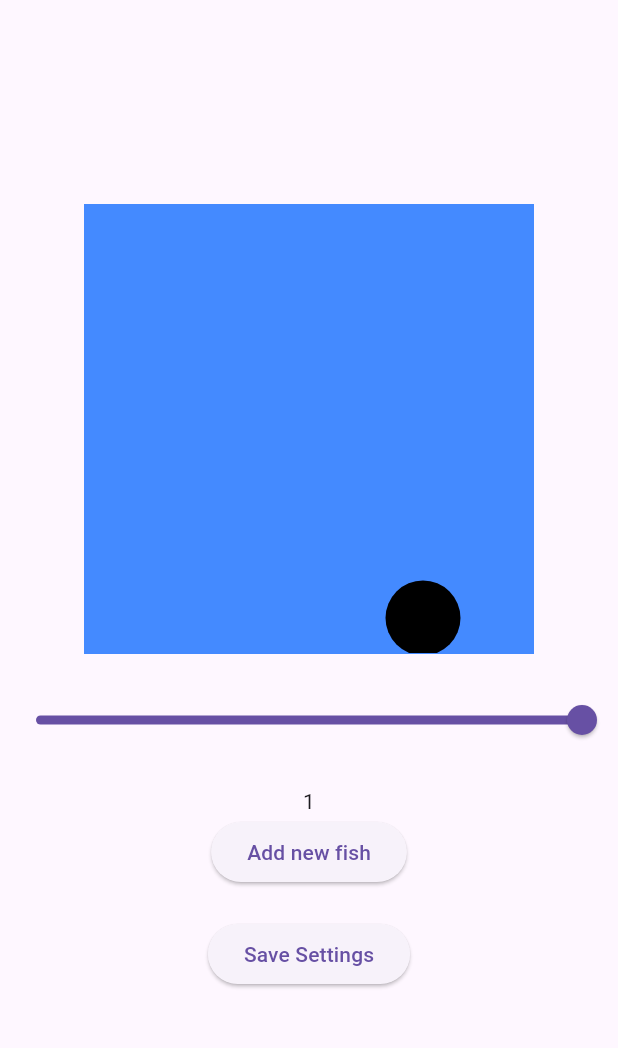
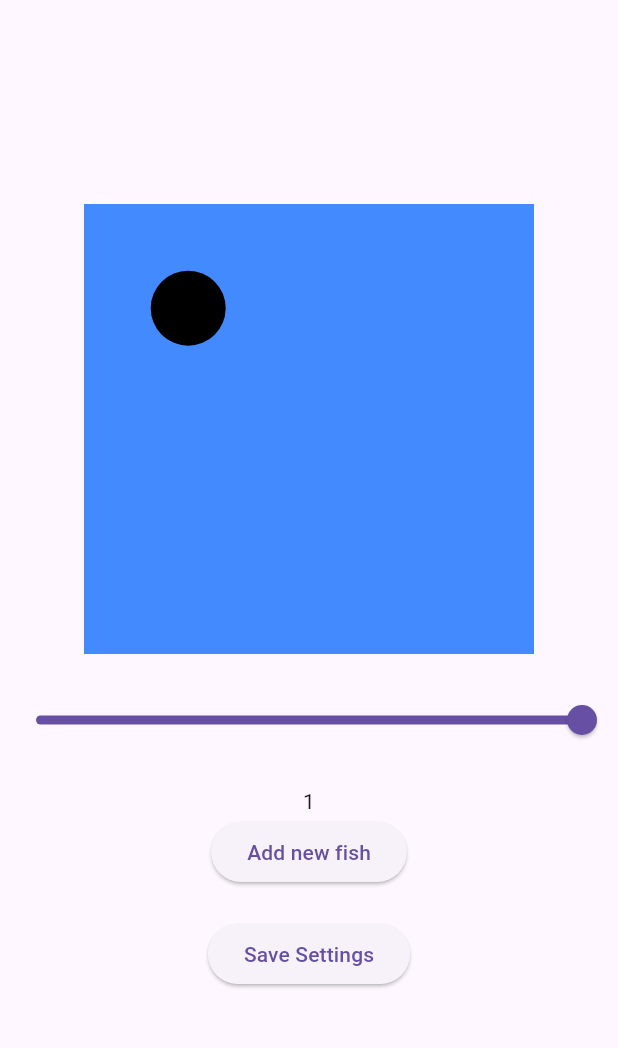
Before and after one commit to iKeiNagai/Mobile-Apps, a Flutter app: the screen it shows after launch, after a tap on "Add new fish", on a phone screen of 412 x 824 dp, the part 63-1111 px from its top. Run offline on Flutter 3.47's test engine with Material 3 defaults, Android fonts, the phone set to English and light mode, and no system bars; missing offline and left inert: window_size.

Commit message:
fish movement in aquarium

```diff
--- a/virtual_aquarium/lib/main.dart
+++ b/virtual_aquarium/lib/main.dart
@@ -25,6 +25,22 @@ class _virtualAquarium extends State<virtualAquarium> with SingleTickerProviderS
   final double aquariumHeight = 300;
 
   @override
+  void initState(){
+    super.initState();
+    _fish_controller = AnimationController(
+      duration:  const Duration(seconds: 2),
+      vsync: this
+      )..addListener((){
+        setState(() {
+          for(var fish in fishes){
+            fish.move(aquariumWidth, aquariumHeight);
+          }
+        });
+      })..repeat();
+
+  }
+
+  @override
   Widget build(BuildContext context) {
     return Scaffold(
       appBar: AppBar(
@@ -44,8 +60,8 @@ class _virtualAquarium extends State<virtualAquarium> with SingleTickerProviderS
                 child: Stack(
                   children: fishes.map((fish) {
                   return Positioned(
-                    left: aquariumHeight - 100,
-                    top: aquariumWidth - 50,
+                    left: fish.position.dx,
+                    top: fish.position.dy,
                     child: fish.buildFish(),
                   );
                 }).toList(),
@@ -61,7 +77,7 @@ class _virtualAquarium extends State<virtualAquarium> with SingleTickerProviderS
               ElevatedButton(
                 onPressed: (){
                   setState(() {
-                    fishes.add(Fish(color: Colors.black));
+                    fishes.add(Fish(color: Colors.black, aquariumWidth: aquariumWidth, aquariumHeight: aquariumHeight));
                   });
                 },
                 child: Text('Add new fish')
@@ -79,8 +95,12 @@ class _virtualAquarium extends State<virtualAquarium> with SingleTickerProviderS
 
 class Fish{
   final Color color;
+  Offset position;
+  Offset velocity;
 
-  Fish({required this.color});
+  Fish({required this.color, required double aquariumWidth, required double aquariumHeight})
+      : position = Offset(Random().nextDouble() * (aquariumWidth - 50), Random().nextDouble() * (aquariumHeight - 50)),
+        velocity = Offset((Random().nextBool() ? 1 : -1) * (1 + Random().nextDouble() * 2), (Random().nextBool() ? 1 : -1) * (1 + Random().nextDouble() * 2));
 
   Widget buildFish(){
     return Container(
@@ -93,4 +113,15 @@ class Fish{
     );
   }
 
+  void move(double aquariumWidth, double aquariumHeight){
+    position += velocity;
+
+    if (position.dx < 0 || position.dx > aquariumWidth - 50) {
+      velocity = Offset(-velocity.dx, velocity.dy);
+    }
+    if (position.dy < 0 || position.dy > aquariumHeight - 50) {
+      velocity = Offset(velocity.dx, -velocity.dy);
+    }
+  }
+
 }
```
